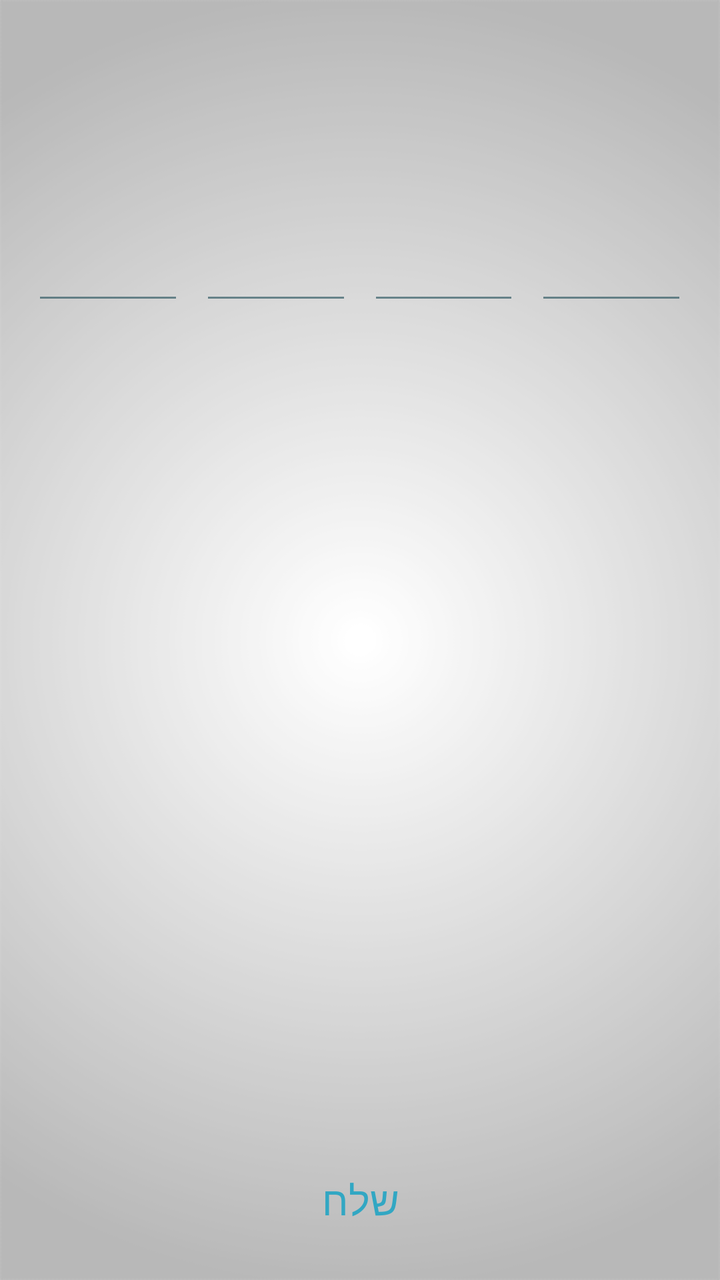
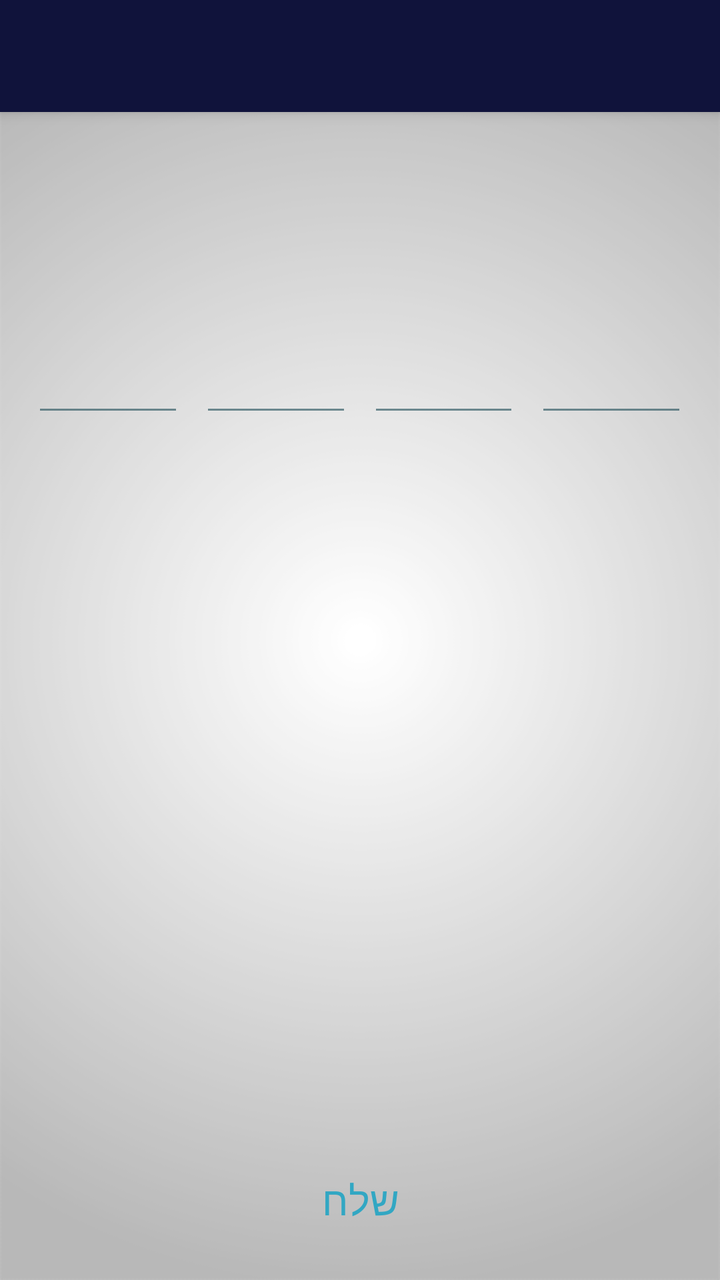

Compare the two renders of this Android layout. The source of the first and the diff that turns it into the second are given below.
<!-- AndroidManifest.xml: application theme AppTheme -->
<!-- res/layout/activity_code_c.xml -->
<RelativeLayout xmlns:android="http://schemas.android.com/apk/res/android"
    xmlns:tools="http://schemas.android.com/tools" android:layout_width="match_parent"
    android:layoutDirection="ltr"
    android:layout_height="match_parent" android:paddingLeft="@dimen/activity_horizontal_margin"
    android:paddingRight="@dimen/activity_horizontal_margin"
    android:paddingTop="@dimen/activity_vertical_margin"
    android:paddingBottom="@dimen/activity_vertical_margin"
    tools:context="atlow.chemi.mymada.codeC">
    <LinearLayout
        android:layout_width="match_parent"
        android:layout_height="match_parent"
        android:layout_alignParentLeft="true"
        android:layout_alignParentStart="true"
        android:layout_above="@+id/okBBB">
    <EditText
        android:layout_width="0dp"
        android:layout_height="wrap_content"
        android:id="@+id/code1"
        android:hint=""
        android:gravity="center"
        android:inputType="numberPassword"
        android:maxLength="1"
        android:layout_marginRight="4dp"
        android:layout_marginTop="100dp"
        android:layout_weight="0.20" />

    <EditText
        android:layout_width="0dp"
        android:layout_height="wrap_content"
        android:layout_marginTop="100dp"
        android:gravity="center"
        android:hint=""
        android:layout_marginLeft="4dp"
        android:layout_marginRight="4dp"
        android:inputType="numberPassword"
        android:maxLength="1"
        android:layout_weight="0.20"
        android:id="@+id/code2" />

    <EditText
        android:layout_width="0dp"
        android:hint=""
        android:gravity="center"
        android:layout_height="wrap_content"
        android:layout_marginLeft="4dp"
        android:layout_marginRight="4dp"
        android:inputType="numberPassword"
        android:maxLength="1"
        android:id="@+id/code3"
        android:layout_marginTop="100dp"
        android:layout_weight=".20"/>

    <EditText
        android:hint=""
        android:gravity="center"
        android:layout_width="0dp"
        android:layout_height="wrap_content"
        android:layout_marginLeft="4dp"
        android:id="@+id/code4"
        android:inputType="numberPassword"
        android:maxLength="1"
        android:layout_marginTop="100dp"
        android:layout_weight=".20"/>
    </LinearLayout>
    <Button
        android:layout_width="match_parent"
        android:layout_height="wrap_content"
        android:layout_alignParentBottom="true"
        android:text="@string/succ"
        android:id="@+id/okBBB"
        android:theme="@style/FButton"
        style="@style/Widget.AppCompat.Button.Borderless"
        android:layout_alignParentLeft="true"
        android:layout_alignParentStart="true" />
</RelativeLayout>
<!-- resources referenced by this layout -->
<resources>
  <dimen name="activity_horizontal_margin">16dp</dimen>
  <dimen name="activity_vertical_margin">16dp</dimen>
  <string name="succ">שלח</string>
  <style name="FButton" parent="Theme.AppCompat.Light">
          <item name="colorControlHighlight">@color/ColorBlue</item>
          <item name="android:textColor">@color/ColorAqua</item>
          <item name="android:textSize">20sp</item>
      </style>
  <style name="AppTheme" parent="Theme.AppCompat.Light">
          
          <item name="android:textColor">@color/Black</item>
          <item name="colorPrimary">@color/ColorPrimary</item>
          <item name="colorPrimaryDark">@color/ColorPrimaryDark</item>
          <item name="android:textColorHintInverse">@color/ColorBlue</item>
          <item name="actionBarTheme">@style/ThemeOverlay.AppCompat.Dark.ActionBar</item>
          <item name="buttonStyle">@style/FButton</item>
          <item name="android:buttonStyle">@style/FButton</item>
          <item name="colorAccent">@color/materialGrey300</item>
          
          <item name="android:actionMenuTextColor">@color/Black</item>
          <item name="android:itemBackground">@color/materialGrey300</item>
          <item name="android:textColorSecondary">@color/ColorRedDark</item>
          <item name="android:windowBackground">@drawable/ic_bgg</item>
          <item name="android:typeface">monospace</item>
  
          <item name="android:textColorHint">@color/ColorAqua</item>
          <item name="colorControlNormal">@color/ColorBlue</item>
          <item name="colorControlActivated">@color/ColorAqua</item>
          <item name="colorControlHighlight">@color/ColorAqua</item>
      </style>
  <color name="ColorBlue">#98194853</color>
  <color name="ColorAqua">#32a7c3</color>
  <color name="Black">#000000</color>
  <color name="ColorPrimary">#10133b</color>
  <color name="ColorPrimaryDark">#1a1d4b</color>
  <color name="materialGrey300">#ffe0e0e0</color>
  <color name="ColorRedDark">#6b0000</color>
  <!-- drawable ic_bgg: png bitmap (drawable, 33899 bytes) -->
</resources>

<!-- the commit's change to res/layout/activity_code_c.xml (unified diff, before → after) -->
@@ -1,75 +1,93 @@
-<RelativeLayout xmlns:android="http://schemas.android.com/apk/res/android"
-    xmlns:tools="http://schemas.android.com/tools" android:layout_width="match_parent"
-    android:layoutDirection="ltr"
-    android:layout_height="match_parent" android:paddingLeft="@dimen/activity_horizontal_margin"
-    android:paddingRight="@dimen/activity_horizontal_margin"
-    android:paddingTop="@dimen/activity_vertical_margin"
-    android:paddingBottom="@dimen/activity_vertical_margin"
-    tools:context="atlow.chemi.mymada.codeC">
-    <LinearLayout
-        android:layout_width="match_parent"
-        android:layout_height="match_parent"
-        android:layout_alignParentLeft="true"
-        android:layout_alignParentStart="true"
-        android:layout_above="@+id/okBBB">
-    <EditText
-        android:layout_width="0dp"
-        android:layout_height="wrap_content"
-        android:id="@+id/code1"
-        android:hint=""
-        android:gravity="center"
-        android:inputType="numberPassword"
-        android:maxLength="1"
-        android:layout_marginRight="4dp"
-        android:layout_marginTop="100dp"
-        android:layout_weight="0.20" />
-
-    <EditText
-        android:layout_width="0dp"
-        android:layout_height="wrap_content"
-        android:layout_marginTop="100dp"
-        android:gravity="center"
-        android:hint=""
-        android:layout_marginLeft="4dp"
-        android:layout_marginRight="4dp"
-        android:inputType="numberPassword"
-        android:maxLength="1"
-        android:layout_weight="0.20"
-        android:id="@+id/code2" />
-
-    <EditText
-        android:layout_width="0dp"
-        android:hint=""
-        android:gravity="center"
-        android:layout_height="wrap_content"
-        android:layout_marginLeft="4dp"
-        android:layout_marginRight="4dp"
-        android:inputType="numberPassword"
-        android:maxLength="1"
-        android:id="@+id/code3"
-        android:layout_marginTop="100dp"
-        android:layout_weight=".20"/>
-
-    <EditText
-        android:hint=""
-        android:gravity="center"
-        android:layout_width="0dp"
-        android:layout_height="wrap_content"
-        android:layout_marginLeft="4dp"
-        android:id="@+id/code4"
-        android:inputType="numberPassword"
-        android:maxLength="1"
-        android:layout_marginTop="100dp"
-        android:layout_weight=".20"/>
-    </LinearLayout>
-    <Button
+<androidx.coordinatorlayout.widget.CoordinatorLayout
+    android:layout_height="match_parent"
+    xmlns:android="http://schemas.android.com/apk/res/android"
+    xmlns:tools="http://schemas.android.com/tools"
+    xmlns:app="http://schemas.android.com/apk/res-auto"
+    android:layout_width="match_parent">
+    <com.google.android.material.appbar.AppBarLayout
         android:layout_width="match_parent"
         android:layout_height="wrap_content"
-        android:layout_alignParentBottom="true"
-        android:text="@string/succ"
-        android:id="@+id/okBBB"
-        android:theme="@style/FButton"
-        style="@style/Widget.AppCompat.Button.Borderless"
-        android:layout_alignParentLeft="true"
-        android:layout_alignParentStart="true" />
-</RelativeLayout>
+        android:theme="@style/AppTheme.AppBarOverlay">
+        <androidx.appcompat.widget.Toolbar
+            android:id="@+id/toolbar"
+            android:layout_width="match_parent"
+            android:layout_height="?attr/actionBarSize"
+            android:background="@color/ColorPrimary"
+            app:layout_scrollFlags="scroll|exitUntilCollapsed"
+            app:popupTheme="@style/AppTheme.PopupOverlay" />
+    </com.google.android.material.appbar.AppBarLayout>
+    <RelativeLayout
+        android:layout_width="match_parent"
+        android:layoutDirection="ltr"
+        android:layout_height="match_parent"
+        android:paddingLeft="@dimen/activity_horizontal_margin"
+        android:paddingRight="@dimen/activity_horizontal_margin"
+        android:paddingTop="@dimen/activity_vertical_margin"
+        android:paddingBottom="@dimen/activity_vertical_margin"
+        app:layout_behavior="@string/appbar_scrolling_view_behavior"
+        tools:context="atlow.chemi.mymada.codeC">
+        <LinearLayout
+            android:layout_width="match_parent"
+            android:layout_height="match_parent"
+            android:layout_alignParentLeft="true"
+            android:layout_alignParentStart="true"
+            android:layout_above="@+id/okBBB">
+            <EditText
+                android:layout_width="0dp"
+                android:layout_height="wrap_content"
+                android:id="@+id/code1"
+                android:hint=""
+                android:gravity="center"
+                android:inputType="numberPassword"
+                android:maxLength="1"
+                android:layout_marginRight="4dp"
+                android:layout_marginTop="100dp"
+                android:layout_weight="0.20" />
+            <EditText
+                android:layout_width="0dp"
+                android:layout_height="wrap_content"
+                android:layout_marginTop="100dp"
+                android:gravity="center"
+                android:hint=""
+                android:layout_marginLeft="4dp"
+                android:layout_marginRight="4dp"
+                android:inputType="numberPassword"
+                android:maxLength="1"
+                android:layout_weight="0.20"
+                android:id="@+id/code2" />
+            <EditText
+                android:layout_width="0dp"
+                android:hint=""
+                android:gravity="center"
+                android:layout_height="wrap_content"
+                android:layout_marginLeft="4dp"
+                android:layout_marginRight="4dp"
+                android:inputType="numberPassword"
+                android:maxLength="1"
+                android:id="@+id/code3"
+                android:layout_marginTop="100dp"
+                android:layout_weight=".20"/>
+            <EditText
+                android:hint=""
+                android:gravity="center"
+                android:layout_width="0dp"
+                android:layout_height="wrap_content"
+                android:layout_marginLeft="4dp"
+                android:id="@+id/code4"
+                android:inputType="numberPassword"
+                android:maxLength="1"
+                android:layout_marginTop="100dp"
+                android:layout_weight=".20"/>
+        </LinearLayout>
+        <Button
+            android:layout_width="match_parent"
+            android:layout_height="wrap_content"
+            android:layout_alignParentBottom="true"
+            android:text="@string/succ"
+            android:id="@+id/okBBB"
+            android:theme="@style/FButton"
+            style="@style/Widget.AppCompat.Button.Borderless"
+            android:layout_alignParentLeft="true"
+            android:layout_alignParentStart="true" />
+    </RelativeLayout>
+</androidx.coordinatorlayout.widget.CoordinatorLayout>
<!-- resource entries referenced after the edit -->
@@ -3,6 +3,8 @@
   <dimen name="activity_horizontal_margin">16dp</dimen>
   <dimen name="activity_vertical_margin">16dp</dimen>
   <string name="succ">שלח</string>
+  <style name="AppTheme.AppBarOverlay" parent="ThemeOverlay.AppCompat.Dark.ActionBar" />
+  <style name="AppTheme.PopupOverlay" parent="ThemeOverlay.AppCompat.Light" />
   <style name="FButton" parent="Theme.AppCompat.Light">
           <item name="colorControlHighlight">@color/ColorBlue</item>
           <item name="android:textColor">@color/ColorAqua</item>
@@ -28,7 +30,8 @@
           <item name="android:textColorHint">@color/ColorAqua</item>
           <item name="colorControlNormal">@color/ColorBlue</item>
           <item name="colorControlActivated">@color/ColorAqua</item>
-          <item name="colorControlHighlight">@color/ColorAqua</item>
+          
+          <item name="colorControlHighlight">@android:color/transparent</item>
       </style>
   <color name="ColorBlue">#98194853</color>
   <color name="ColorAqua">#32a7c3</color>
